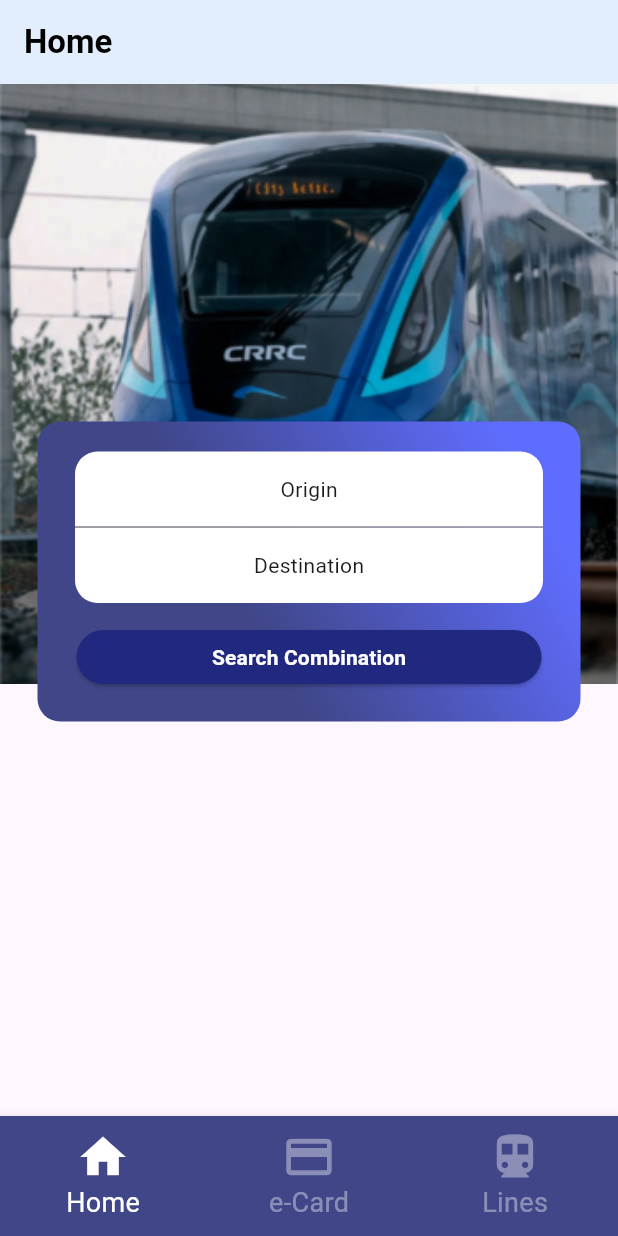
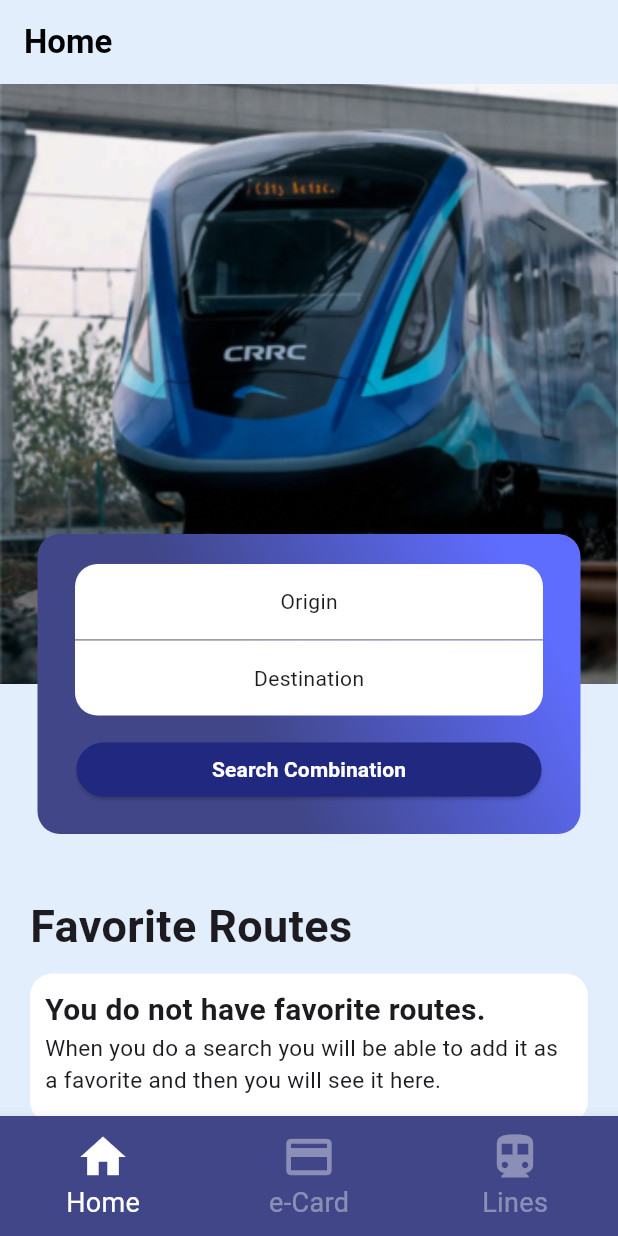
Before and after one commit to francesctr4/FlutterAppProject, a Flutter app: the screen it shows after launch, on a phone screen of 412 x 824 dp. Run offline on Flutter 3.47's test engine with Material 3 defaults, Android fonts, the phone set to English and light mode, and no system bars.

Commit message:
Home Screen visuals finished (missing button logic)

```diff
--- a/flutter_app_project/project_source/lib/screens/home_screen.dart
+++ b/flutter_app_project/project_source/lib/screens/home_screen.dart
@@ -7,10 +7,13 @@ class HomeScreen extends StatelessWidget {
   Widget build(BuildContext context) {
     Size screenSize = MediaQuery.of(context).size;
     return SingleChildScrollView(
+      child: Container(
+        height: screenSize.height,
+        color: const Color.fromRGBO(226, 238, 252, 1),
         child: Column(
           children: [
             SizedBox(
-            height: 650,
+              height: 500,
               child: Stack(
                 alignment: Alignment.center,
                 children: [
@@ -28,7 +31,9 @@ class HomeScreen extends StatelessWidget {
                       ),
                     ),
                   ),
-                Container(
+                  Align(
+                    alignment: const Alignment(0, 1),
+                    child: Container(
                       width: screenSize.width - 50,
                       height: 200,
                       decoration: BoxDecoration(
@@ -87,15 +92,16 @@ class HomeScreen extends StatelessWidget {
                             ),
                           ),
                           Padding(
-                        padding:
-                            const EdgeInsets.only(top: 18, left: 26, right: 26),
+                            padding: const EdgeInsets.only(
+                                top: 18, left: 26, right: 26),
                             child: SizedBox(
                               width: screenSize.width,
                               height: 36,
                               child: ElevatedButton(
                                 onPressed: () {},
                                 style: ElevatedButton.styleFrom(
-                              backgroundColor: Color.fromARGB(255, 32, 40, 127),
+                                  backgroundColor:
+                                      const Color.fromARGB(255, 32, 40, 127),
                                   shape: RoundedRectangleBorder(
                                     borderRadius: BorderRadius.circular(18.0),
                                   ),
@@ -113,11 +119,103 @@ class HomeScreen extends StatelessWidget {
                         ],
                       ),
                     ),
+                  ),
                 ],
+              ),
+            ),
+            const Padding(
+              padding: EdgeInsets.only(top: 40, left: 20),
+              child: Align(
+                alignment: Alignment.centerLeft,
+                child: Text(
+                  'Favorite Routes',
+                  style: TextStyle(
+                    fontSize: 30,
+                    fontWeight: FontWeight.bold,
+                  ),
+                ),
+              ),
+            ),
+            Padding(
+              padding: const EdgeInsets.only(top: 10, left: 20, right: 20),
+              child: Container(
+                width: screenSize.width,
+                height: 100,
+                decoration: BoxDecoration(
+                  borderRadius: BorderRadius.circular(15),
+                  color: Colors.white,
+                ),
+                child: const Padding(
+                  padding: EdgeInsets.all(10.0),
+                  child: Column(
+                    crossAxisAlignment: CrossAxisAlignment.start,
+                    children: [
+                      Text(
+                        'You do not have favorite routes.',
+                        style: TextStyle(
+                          fontWeight: FontWeight.bold,
+                          fontSize: 20,
+                        ),
+                      ),
+                      Text(
+                        'When you do a search you will be able to add it as a favorite and then you will see it here.',
+                        style: TextStyle(
+                          fontSize: 15,
                         ),
                       ),
                     ],
                   ),
+                ),
+              ),
+            ),
+            const Padding(
+              padding: EdgeInsets.only(top: 20, left: 20),
+              child: Align(
+                alignment: Alignment.centerLeft,
+                child: Text(
+                  'Favorite Stations',
+                  style: TextStyle(
+                    fontSize: 30,
+                    fontWeight: FontWeight.bold,
+                  ),
+                ),
+              ),
+            ),
+            Padding(
+              padding: const EdgeInsets.only(top: 10, left: 20, right: 20),
+              child: Container(
+                width: screenSize.width,
+                height: 100,
+                decoration: BoxDecoration(
+                  borderRadius: BorderRadius.circular(15),
+                  color: Colors.white,
+                ),
+                child: const Padding(
+                  padding: EdgeInsets.all(10.0),
+                  child: Column(
+                    crossAxisAlignment: CrossAxisAlignment.start,
+                    children: [
+                      Text(
+                        'You do not have favorite stations.',
+                        style: TextStyle(
+                          fontWeight: FontWeight.bold,
+                          fontSize: 20,
+                        ),
+                      ),
+                      Text(
+                        'Add a station to your list to view upcoming trains.',
+                        style: TextStyle(
+                          fontSize: 15,
+                        ),
+                      ),
+                    ],
+                  ),
+                ),
+              ),
+            ),
+          ],
+        ),
+      ),
     );
   }
 }
```
Lines whose indentation alone changed are shown as unchanged.
